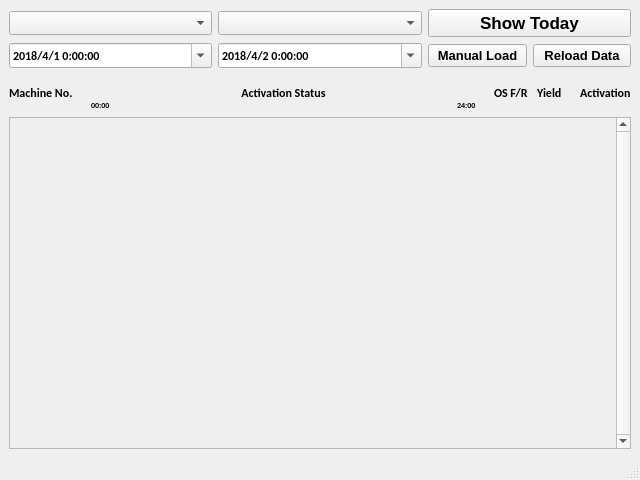
zylo117/ZombieZoo, file face/gfc_electrical_failure_monitor/activation_monitor.ui: the form before one commit.
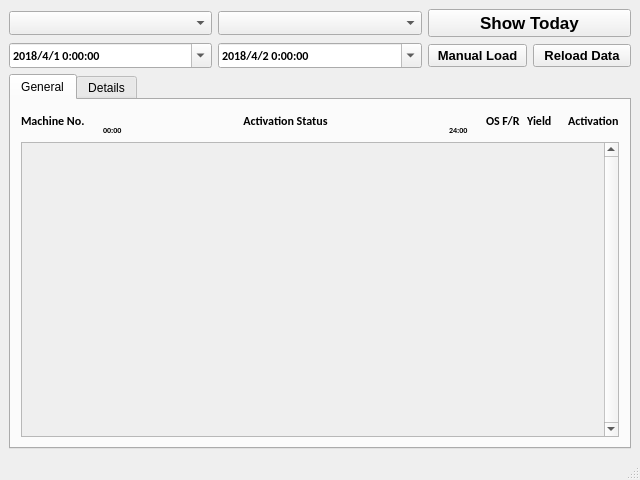
The form after the commit. Icons and pictures are not drawn.

Patch:
```diff
--- a/face/gfc_electrical_failure_monitor/activation_monitor.ui
+++ b/face/gfc_electrical_failure_monitor/activation_monitor.ui
@@ -25,7 +25,7 @@
     <normaloff>ico.ico</normaloff>ico.ico</iconset>
   </property>
   <widget class="QWidget" name="centralwidget">
-   <layout class="QVBoxLayout" name="verticalLayout" stretch="1,1,9">
+   <layout class="QVBoxLayout" name="verticalLayout" stretch="1,9">
     <item>
      <layout class="QGridLayout" name="gridLayout_2">
       <item row="1" column="3">
@@ -159,6 +159,28 @@
      </layout>
     </item>
     <item>
+     <widget class="QTabWidget" name="tabWidget">
+      <property name="currentIndex">
+       <number>0</number>
+      </property>
+      <widget class="QWidget" name="tab">
+       <attribute name="title">
+        <string>General</string>
+       </attribute>
+       <layout class="QVBoxLayout" name="verticalLayout_6">
+        <property name="leftMargin">
+         <number>10</number>
+        </property>
+        <property name="topMargin">
+         <number>6</number>
+        </property>
+        <property name="rightMargin">
+         <number>10</number>
+        </property>
+        <property name="bottomMargin">
+         <number>10</number>
+        </property>
+        <item>
      <layout class="QHBoxLayout" name="horizontalLayout_3" stretch="1,0,0,9,0,0,1,1,1">
       <item>
        <widget class="QLabel" name="label_mac_no_example">
@@ -344,8 +366,8 @@
           <rect>
            <x>0</x>
            <y>0</y>
-           <width>597</width>
-           <height>280</height>
+               <width>571</width>
+               <height>235</height>
           </rect>
          </property>
          <layout class="QVBoxLayout" name="verticalLayout_3">
@@ -369,6 +391,15 @@
        </widget>
       </item>
      </layout>
+        </item>
+       </layout>
+      </widget>
+      <widget class="QWidget" name="tab_2">
+       <attribute name="title">
+        <string>Details</string>
+       </attribute>
+      </widget>
+     </widget>
     </item>
    </layout>
   </widget>
```
Lines whose indentation alone changed are shown as unchanged.
